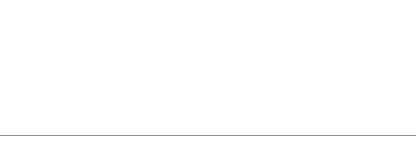
Above: CommunicationModule/CommunicationUI/ui/OpenSimChatWidget.ui from realXtend/tundra before the change. Below: the same form after it.
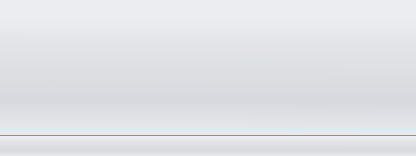
That is the form after the change. Icons and pictures are not drawn.

Commit message: * Comms voice and ui fixes

```diff
--- a/CommunicationModule/CommunicationUI/ui/OpenSimChatWidget.ui
+++ b/CommunicationModule/CommunicationUI/ui/OpenSimChatWidget.ui
@@ -17,13 +17,14 @@
    <string>QPlainTextEdit {
 	color: rgb(0,0,0);
 	border: 0px;
-	background-color: rgb(255,255,255);
+	background-color: qlineargradient(spread:pad, x1:0.006, y1:0, x2:0, y2:1, stop:0.142045 rgba(229, 234, 243, 100), stop:0.295455 rgba(209, 215, 221, 100), stop:0.744318 rgba(178, 183, 196, 100), stop:1 rgba(222, 227, 236, 100));
 	background-image: url(':/images/labelWorldChat.png');
 	background-repeat: none;
 	background-position: bottom right;
 }
 
 QLineEdit {
+	background-color: qlineargradient(spread:pad, x1:0.006, y1:0, x2:0, y2:1, stop:0.142045 rgba(229, 234, 243, 100), stop:0.295455 rgba(209, 215, 221, 100), stop:0.744318 rgba(178, 183, 196, 100), stop:1 rgba(222, 227, 236, 100));
 	min-height: 20px;
 	border: 0px;
 	border-top: 1px solid rgb(69, 159, 255);
@@ -51,6 +52,9 @@
         <property name="readOnly">
          <bool>true</bool>
         </property>
+        <property name="plainText">
+         <string/>
+        </property>
        </widget>
       </item>
       <item>
```
The commit also changes 6 other files.
